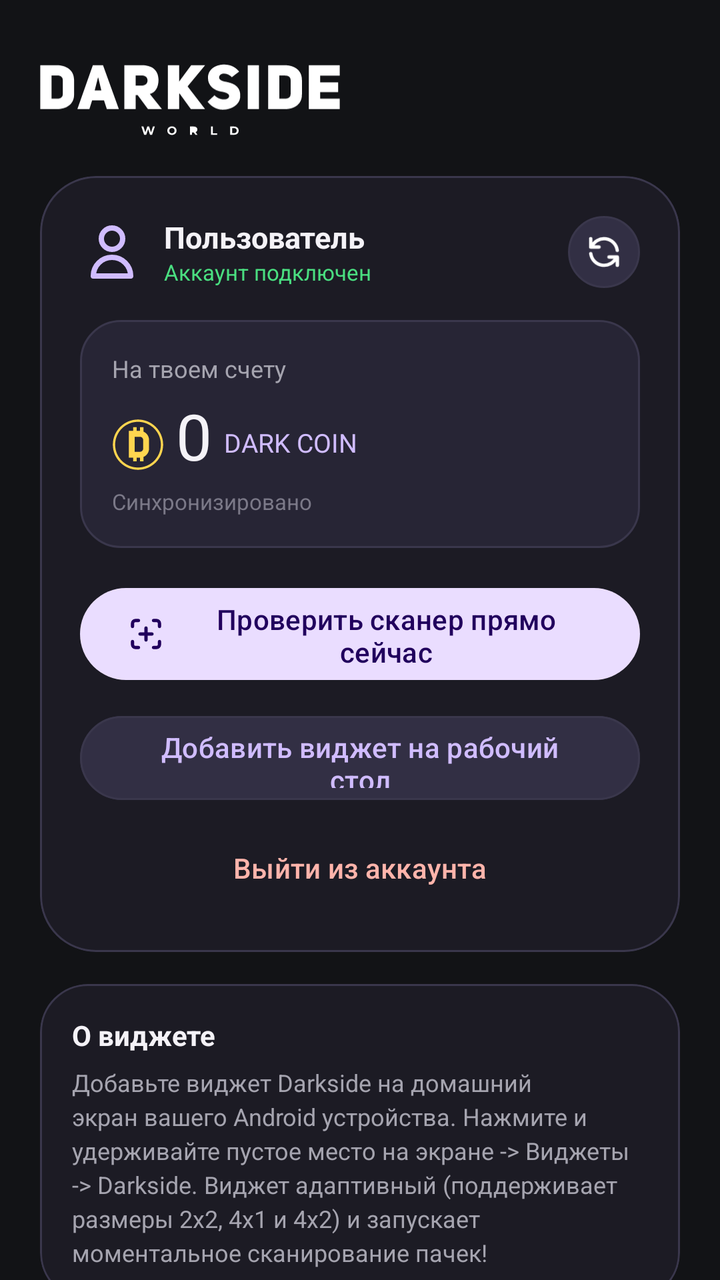
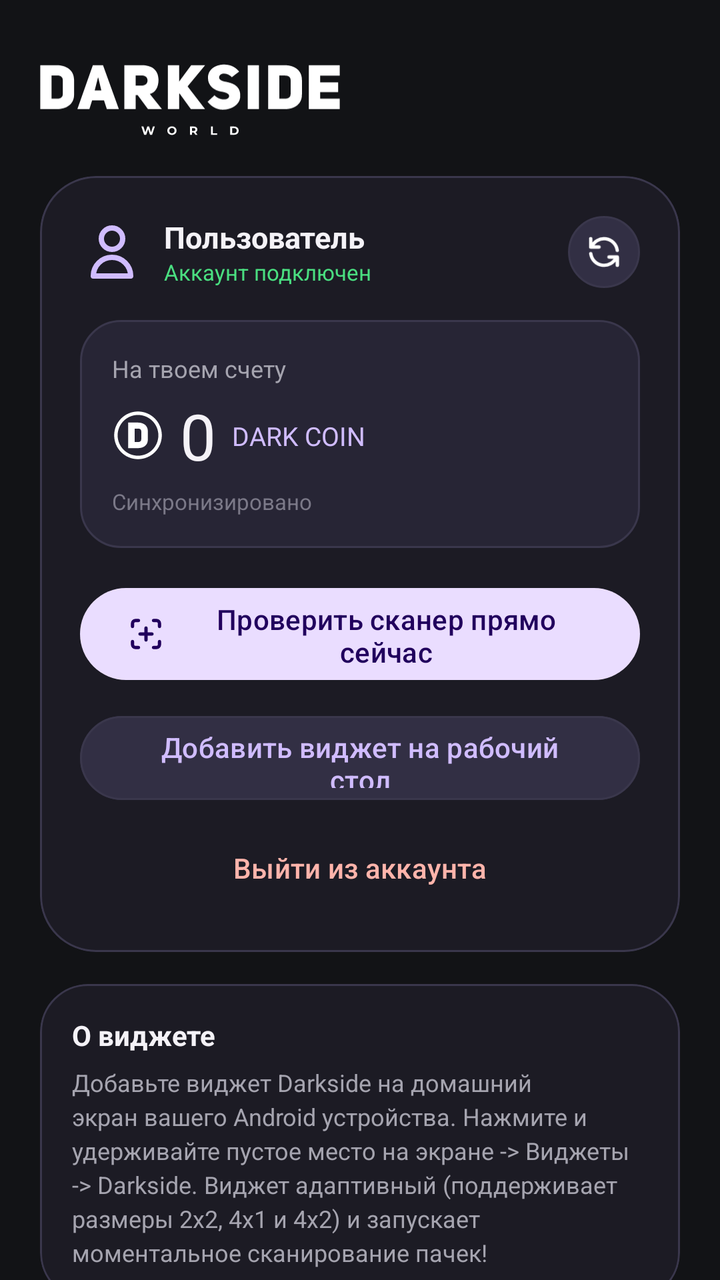

Screens rendered from an Android XML layout before and after an edit, with the pre-edit source and the edit as a unified diff.
<!-- AndroidManifest.xml: application theme Theme.Darkside -->
<!-- res/layout/activity_main.xml -->
<?xml version="1.0" encoding="utf-8"?>
<androidx.coordinatorlayout.widget.CoordinatorLayout xmlns:android="http://schemas.android.com/apk/res/android"
    xmlns:app="http://schemas.android.com/apk/res-auto"
    android:layout_width="match_parent"
    android:layout_height="match_parent"
    android:background="@color/ds_background">

    <androidx.core.widget.NestedScrollView
        android:layout_width="match_parent"
        android:layout_height="match_parent"
        android:fillViewport="true">

        <LinearLayout
            android:layout_width="match_parent"
            android:layout_height="wrap_content"
            android:orientation="vertical"
            android:padding="20dp">

            
            <LinearLayout
                android:layout_width="match_parent"
                android:layout_height="wrap_content"
                android:gravity="center_vertical"
                android:orientation="horizontal"
                android:paddingTop="12dp"
                android:paddingBottom="20dp">

                <ImageView
                    android:layout_width="150dp"
                    android:layout_height="36dp"
                    android:adjustViewBounds="true"
                    android:contentDescription="@string/app_name"
                    android:src="@drawable/ic_darkside_logo" />

                <TextView
                    android:layout_width="0dp"
                    android:layout_height="wrap_content"
                    android:layout_weight="1" />
            </LinearLayout>

            
            <com.google.android.material.card.MaterialCardView
                android:id="@+id/card_not_logged_in"
                android:layout_width="match_parent"
                android:layout_height="wrap_content"
                android:visibility="gone"
                app:cardBackgroundColor="@color/ds_surface"
                app:cardCornerRadius="24dp"
                app:strokeColor="@color/ds_stroke"
                app:strokeWidth="1dp">

                <LinearLayout
                    android:layout_width="match_parent"
                    android:layout_height="wrap_content"
                    android:orientation="vertical"
                    android:padding="20dp">

                    <TextView
                        android:layout_width="wrap_content"
                        android:layout_height="wrap_content"
                        android:text="@string/not_logged_in"
                        android:textColor="@color/ds_text_primary"
                        android:textSize="16sp"
                        android:textStyle="bold" />

                    <TextView
                        android:layout_width="wrap_content"
                        android:layout_height="wrap_content"
                        android:layout_marginTop="6dp"
                        android:text="@string/tap_to_login"
                        android:textColor="@color/ds_text_secondary"
                        android:textSize="13sp" />

                    <com.google.android.material.button.MaterialButton
                        android:id="@+id/btn_login"
                        android:layout_width="match_parent"
                        android:layout_height="52dp"
                        android:layout_marginTop="16dp"
                        android:text="@string/login_btn"
                        android:textColor="@color/ds_on_primary_container"
                        app:backgroundTint="@color/ds_primary_container"
                        app:cornerRadius="100dp" />
                </LinearLayout>
            </com.google.android.material.card.MaterialCardView>

            
            <com.google.android.material.card.MaterialCardView
                android:id="@+id/card_logged_in"
                android:layout_width="match_parent"
                android:layout_height="wrap_content"
                app:cardBackgroundColor="@color/ds_surface"
                app:cardCornerRadius="28dp"
                app:strokeColor="@color/ds_stroke"
                app:strokeWidth="1dp">

                <LinearLayout
                    android:layout_width="match_parent"
                    android:layout_height="wrap_content"
                    android:orientation="vertical"
                    android:padding="20dp">

                    <LinearLayout
                        android:layout_width="match_parent"
                        android:layout_height="wrap_content"
                        android:gravity="center_vertical"
                        android:orientation="horizontal">

                        <ImageView
                            android:layout_width="32dp"
                            android:layout_height="32dp"
                            android:src="@drawable/ic_user"
                            android:contentDescription="@string/app_name" />

                        <LinearLayout
                            android:layout_width="0dp"
                            android:layout_height="wrap_content"
                            android:layout_marginStart="10dp"
                            android:layout_weight="1"
                            android:orientation="vertical">

                            <TextView
                                android:id="@+id/tv_user_name"
                                android:layout_width="wrap_content"
                                android:layout_height="wrap_content"
                                android:text="Пользователь"
                                android:textColor="@color/ds_text_primary"
                                android:textSize="15sp"
                                android:textStyle="bold" />

                            <TextView
                                android:id="@+id/tv_user_status"
                                android:layout_width="wrap_content"
                                android:layout_height="wrap_content"
                                android:text="Аккаунт подключен"
                                android:textColor="@color/ds_online"
                                android:textSize="11sp" />
                        </LinearLayout>

                        <ImageView
                            android:id="@+id/btn_refresh"
                            android:layout_width="36dp"
                            android:layout_height="36dp"
                            android:background="@drawable/bg_pill_badge"
                            android:contentDescription="@string/refresh_btn"
                            android:padding="8dp"
                            android:src="@drawable/ic_refresh" />
                    </LinearLayout>

                    
                    <LinearLayout
                        android:layout_width="match_parent"
                        android:layout_height="wrap_content"
                        android:layout_marginTop="16dp"
                        android:background="@drawable/bg_widget_inner_card"
                        android:orientation="vertical"
                        android:padding="16dp">

                        <TextView
                            android:layout_width="wrap_content"
                            android:layout_height="wrap_content"
                            android:text="@string/balance_label"
                            android:textColor="@color/ds_text_secondary"
                            android:textSize="12sp" />

                        <LinearLayout
                            android:layout_width="wrap_content"
                            android:layout_height="wrap_content"
                            android:layout_marginTop="4dp"
                            android:gravity="bottom"
                            android:orientation="horizontal">

                            <ImageView
                                android:layout_width="26dp"
                                android:layout_height="26dp"
                                android:layout_marginBottom="4dp"
                                android:layout_marginEnd="6dp"
                                android:src="@drawable/ic_coin"
                                android:contentDescription="@string/app_name" />

                            <TextView
                                android:id="@+id/tv_balance"
                                android:layout_width="wrap_content"
                                android:layout_height="wrap_content"
                                android:fontFamily="@font/unisans_heavy"
                                android:text="0"
                                android:textColor="@color/ds_text_primary"
                                android:textSize="32sp" />

                            <TextView
                                android:layout_width="wrap_content"
                                android:layout_height="wrap_content"
                                android:layout_marginStart="6dp"
                                android:layout_marginBottom="4dp"
                                android:fontFamily="@font/unisans_bold"
                                android:text="@string/coins_unit"
                                android:textColor="@color/ds_primary"
                                android:textSize="13sp" />
                        </LinearLayout>

                        <TextView
                            android:id="@+id/tv_last_sync"
                            android:layout_width="wrap_content"
                            android:layout_height="wrap_content"
                            android:layout_marginTop="4dp"
                            android:text="Синхронизировано"
                            android:textColor="@color/ds_text_tertiary"
                            android:textSize="11sp" />
                    </LinearLayout>

                    
                    <com.google.android.material.button.MaterialButton
                        android:id="@+id/btn_test_scan"
                        android:layout_width="match_parent"
                        android:layout_height="54dp"
                        android:layout_marginTop="16dp"
                        android:text="@string/test_scan_btn"
                        android:textColor="@color/ds_on_primary_container"
                        app:backgroundTint="@color/ds_primary_container"
                        app:cornerRadius="100dp"
                        app:icon="@drawable/ic_scan_qr"
                        app:iconTint="@color/ds_on_primary_container" />

                    
                    <com.google.android.material.button.MaterialButton
                        android:id="@+id/btn_pin_widget"
                        android:layout_width="match_parent"
                        android:layout_height="50dp"
                        android:layout_marginTop="10dp"
                        android:text="@string/pin_widget_btn"
                        android:textColor="@color/ds_primary"
                        app:backgroundTint="@color/ds_surface_container"
                        app:cornerRadius="100dp"
                        app:strokeColor="@color/ds_stroke"
                        app:strokeWidth="1dp" />

                    
                    <com.google.android.material.button.MaterialButton
                        android:id="@+id/btn_logout"
                        style="@style/Widget.Material3.Button.TextButton"
                        android:layout_width="match_parent"
                        android:layout_height="44dp"
                        android:layout_marginTop="8dp"
                        android:text="@string/logout_btn"
                        android:textColor="@color/ds_error" />

                </LinearLayout>
            </com.google.android.material.card.MaterialCardView>

            
            <com.google.android.material.card.MaterialCardView
                android:layout_width="match_parent"
                android:layout_height="wrap_content"
                android:layout_marginTop="16dp"
                app:cardBackgroundColor="@color/ds_surface"
                app:cardCornerRadius="24dp"
                app:strokeColor="@color/ds_stroke"
                app:strokeWidth="1dp">

                <LinearLayout
                    android:layout_width="match_parent"
                    android:layout_height="wrap_content"
                    android:orientation="vertical"
                    android:padding="16dp">

                    <TextView
                        android:layout_width="wrap_content"
                        android:layout_height="wrap_content"
                        android:text="О виджете"
                        android:textColor="@color/ds_text_primary"
                        android:textSize="14sp"
                        android:textStyle="bold" />

                    <TextView
                        android:layout_width="wrap_content"
                        android:layout_height="wrap_content"
                        android:layout_marginTop="6dp"
                        android:lineSpacingExtra="3dp"
                        android:text="Добавьте виджет Darkside на домашний экран вашего Android устройства. Нажмите и удерживайте пустое место на экране -> Виджеты -> Darkside. Виджет адаптивный (поддерживает размеры 2x2, 4x1 и 4x2) и запускает моментальное сканирование пачек!"
                        android:textColor="@color/ds_text_secondary"
                        android:textSize="12sp" />
                </LinearLayout>
            </com.google.android.material.card.MaterialCardView>

        </LinearLayout>
    </androidx.core.widget.NestedScrollView>

</androidx.coordinatorlayout.widget.CoordinatorLayout>
<!-- resources referenced by this layout -->
<resources>
  <color name="ds_background">#121316</color>
  <color name="ds_error">#FFB4AB</color>
  <color name="ds_on_primary_container">#21005D</color>
  <color name="ds_online">#4ADE80</color>
  <color name="ds_primary">#D0BCFF</color>
  <color name="ds_primary_container">#EADDFF</color>
  <color name="ds_stroke">#3A374C</color>
  <color name="ds_surface">#1C1B24</color>
  <color name="ds_surface_container">#322F44</color>
  <color name="ds_text_primary">#F4F2F7</color>
  <color name="ds_text_secondary">#A5A4AF</color>
  <color name="ds_text_tertiary">#7B7988</color>
  <!-- drawable bg_pill_badge (drawable) -->
  <?xml version="1.0" encoding="utf-8"?>
  <shape xmlns:android="http://schemas.android.com/apk/res/android"
      android:shape="rectangle">
      <corners android:radius="100dp" />
      <solid android:color="@color/ds_surface_container" />
      <stroke
          android:width="1dp"
          android:color="@color/ds_stroke" />
  </shape>
  <!-- drawable bg_widget_inner_card (drawable) -->
  <?xml version="1.0" encoding="utf-8"?>
  <shape xmlns:android="http://schemas.android.com/apk/res/android"
      android:shape="rectangle">
      <corners android:radius="20dp" />
      <solid android:color="@color/ds_surface_variant" />
      <stroke
          android:width="1dp"
          android:color="@color/ds_stroke" />
  </shape>
  <!-- drawable ic_coin (drawable) -->
  <vector xmlns:android="http://schemas.android.com/apk/res/android"
      android:width="24dp"
      android:height="24dp"
      android:viewportWidth="1000"
      android:viewportHeight="1000">
      <group
          android:scaleY="-1"
          android:translateY="1000">
          <path
              android:fillColor="#FFD54F"
              android:pathData="M499.9990234375 983.517578125C233.3896484375 983.517578125 16.482421875 766.6103515625 16.482421875 500C16.482421875 233.3916015624999 233.3896484375 16.4824218749999 499.9990234374999 16.4824218749999S983.5166015625 233.390625 983.5166015625 500C983.5166015625 766.6103515625 766.6083984375 983.517578125 499.9990234374999 983.517578125zM499.9990234375 60.6210937499999C257.7138671875 60.6210937499999 60.619140625 257.7158203124999 60.619140625 500.0009765624999S257.7138671875 939.3818359375 499.9990234375 939.3818359375C742.28515625 939.3818359375 939.37890625 742.287109375 939.37890625 500.0009765625001S742.2841796875 60.62109375 499.9990234375 60.62109375zM605.4248046875 751.099609375V837.3134765625H538.2392578125V764.708984375H475.61328125V837.2890625H408.427734375V764.708984375H323.513671875V250.2470703125H408.427734375V179.775390625H475.61328125V250.2470703125H538.2392578125V179.7500000000001H605.4248046875V263.8554687500001C667.9990234375001 290.2900390625001 712.0390625 352.2753906250001 712.0390625 424.3671875000001V590.541015625C712.0390625 662.6298828125 667.9990234375001 724.6171875 605.4248046875 751.0498046875V751.0986328125zM599.2451171875001 424.3896484375C599.2451171875001 390.578125 571.7333984375 363.041015625 537.896484375 363.041015625H436.3339843750001V651.9150390625H537.896484375C571.7080078125001 651.9150390625 599.2451171875001 624.4033203125 599.2451171875001 590.5634765625V424.3896484374999z" />
      </group>
  </vector>
  <!-- drawable ic_darkside_logo: vector/xml drawable (drawable, 3977 chars, omitted) -->
  <string name="app_name">Darkside</string>
  <string name="balance_label">На твоем счету</string>
  <string name="coins_unit">DARK COIN</string>
  <string name="login_btn">Войти через Darkside</string>
  <string name="logout_btn">Выйти из аккаунта</string>
  <string name="not_logged_in">Не авторизован</string>
  <string name="pin_widget_btn">Добавить виджет на рабочий стол</string>
  <string name="refresh_btn">Обновить баланс</string>
  <string name="tap_to_login">Нажми, чтобы войти в аккаунт</string>
  <string name="test_scan_btn">Проверить сканер прямо сейчас</string>
  <color name="ds_surface_variant">#272535</color>
  <color name="ds_on_primary">#381E72</color>
  <!-- unchanged entries left out for length: 4 -->
</resources>

<!-- the commit's change to res/layout/activity_main.xml (unified diff, before → after) -->
@@ -166,14 +166,13 @@
                             android:layout_width="wrap_content"
                             android:layout_height="wrap_content"
                             android:layout_marginTop="4dp"
-                            android:gravity="bottom"
+                            android:gravity="center_vertical"
                             android:orientation="horizontal">
 
                             <ImageView
                                 android:layout_width="26dp"
                                 android:layout_height="26dp"
-                                android:layout_marginBottom="4dp"
-                                android:layout_marginEnd="6dp"
+                                android:layout_marginEnd="8dp"
                                 android:src="@drawable/ic_coin"
                                 android:contentDescription="@string/app_name" />
 
@@ -189,8 +188,7 @@
                             <TextView
                                 android:layout_width="wrap_content"
                                 android:layout_height="wrap_content"
-                                android:layout_marginStart="6dp"
-                                android:layout_marginBottom="4dp"
+                                android:layout_marginStart="8dp"
                                 android:fontFamily="@font/unisans_bold"
                                 android:text="@string/coins_unit"
                                 android:textColor="@color/ds_primary"
<!-- resource entries referenced after the edit -->
@@ -36,17 +36,28 @@
   <vector xmlns:android="http://schemas.android.com/apk/res/android"
       android:width="24dp"
       android:height="24dp"
-      android:viewportWidth="1000"
-      android:viewportHeight="1000">
+      android:viewportWidth="24"
+      android:viewportHeight="24">
+  
+      
+      <path
+          android:fillColor="#FFFFFF"
+          android:fillType="evenOdd"
+          android:pathData="M12,1 C18.075,1 23,5.925 23,12 C23,18.075 18.075,23 12,23 C5.925,23 1,18.075 1,12 C1,5.925 5.925,1 12,1 Z M12,2.6 C6.809,2.6 2.6,6.809 2.6,12 C2.6,17.191 6.809,21.4 12,21.4 C17.191,21.4 21.4,17.191 21.4,12 C21.4,6.809 17.191,2.6 12,2.6 Z" />
+  
+      
       <group
-          android:scaleY="-1"
-          android:translateY="1000">
+          android:scaleX="0.4113"
+          android:scaleY="0.4113"
+          android:translateX="7.3830"
+          android:translateY="5.7935">
           <path
-              android:fillColor="#FFD54F"
-              android:pathData="M499.9990234375 983.517578125C233.3896484375 983.517578125 16.482421875 766.6103515625 16.482421875 500C16.482421875 233.3916015624999 233.3896484375 16.4824218749999 499.9990234374999 16.4824218749999S983.5166015625 233.390625 983.5166015625 500C983.5166015625 766.6103515625 766.6083984375 983.517578125 499.9990234374999 983.517578125zM499.9990234375 60.6210937499999C257.7138671875 60.6210937499999 60.619140625 257.7158203124999 60.619140625 500.0009765624999S257.7138671875 939.3818359375 499.9990234375 939.3818359375C742.28515625 939.3818359375 939.37890625 742.287109375 939.37890625 500.0009765625001S742.2841796875 60.62109375 499.9990234375 60.62109375zM605.4248046875 751.099609375V837.3134765625H538.2392578125V764.708984375H475.61328125V837.2890625H408.427734375V764.708984375H323.513671875V250.2470703125H408.427734375V179.775390625H475.61328125V250.2470703125H538.2392578125V179.7500000000001H605.4248046875V263.8554687500001C667.9990234375001 290.2900390625001 712.0390625 352.2753906250001 712.0390625 424.3671875000001V590.541015625C712.0390625 662.6298828125 667.9990234375001 724.6171875 605.4248046875 751.0498046875V751.0986328125zM599.2451171875001 424.3896484375C599.2451171875001 390.578125 571.7333984375 363.041015625 537.896484375 363.041015625H436.3339843750001V651.9150390625H537.896484375C571.7080078125001 651.9150390625 599.2451171875001 624.4033203125 599.2451171875001 590.5634765625V424.3896484374999z" />
+              android:fillColor="#FFFFFF"
+              android:fillType="evenOdd"
+              android:pathData="M22.277 10.363c0-6.71-5.443-9.618-11.252-9.618v.033H.174v28.69h10.851c5.81.032 11.252-2.843 11.252-9.454v-9.651Zm-7.38 9.155c0 1.851-1.134 3.107-3.638 3.107H7.553V7.52h3.706c2.437 0 3.639 1.19 3.639 3.041v8.957Z" />
       </group>
   </vector>
-  <!-- drawable ic_darkside_logo: vector/xml drawable (drawable, 3977 chars, omitted) -->
+  <!-- drawable ic_darkside_logo: vector/xml drawable (drawable, 4058 chars, omitted) -->
   <string name="app_name">Darkside</string>
   <string name="balance_label">На твоем счету</string>
   <string name="coins_unit">DARK COIN</string>
